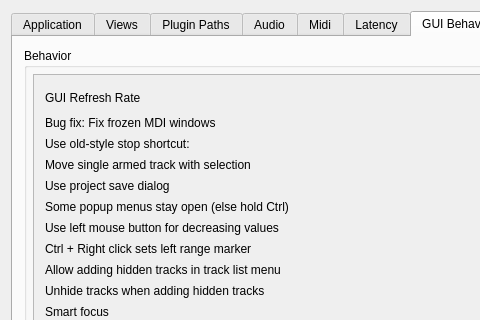
The window that muse3/muse/components/gensetbase.ui (emrum/muse) describes before a commit, drawn with Qt 5; both pictures show x 0 to 480 and y 0 to 320 of the 612 by 562 pixel window.
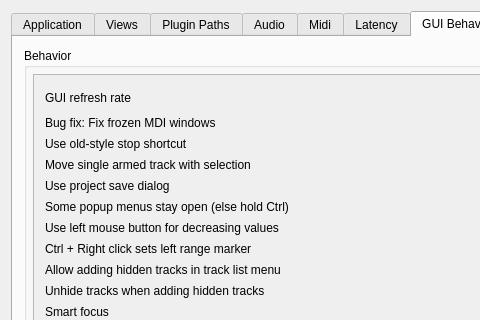
The same window after the commit. The open tabs and pages were chosen to show the change.

```diff
--- a/muse3/muse/components/gensetbase.ui
+++ b/muse3/muse/components/gensetbase.ui
@@ -2137,7 +2137,7 @@
               <item row="0" column="0">
                <widget class="QLabel" name="TextLabel1">
                 <property name="text">
-                 <string>GUI Refresh Rate</string>
+                 <string>GUI refresh rate</string>
                 </property>
                 <property name="wordWrap">
                  <bool>false</bool>
@@ -2266,7 +2266,7 @@
               <item row="3" column="0">
                <widget class="QLabel" name="textLabel1_4">
                 <property name="text">
-                 <string>Use old-style stop shortcut:</string>
+                 <string>Use old-style stop shortcut</string>
                 </property>
                 <property name="wordWrap">
                  <bool>false</bool>
```
